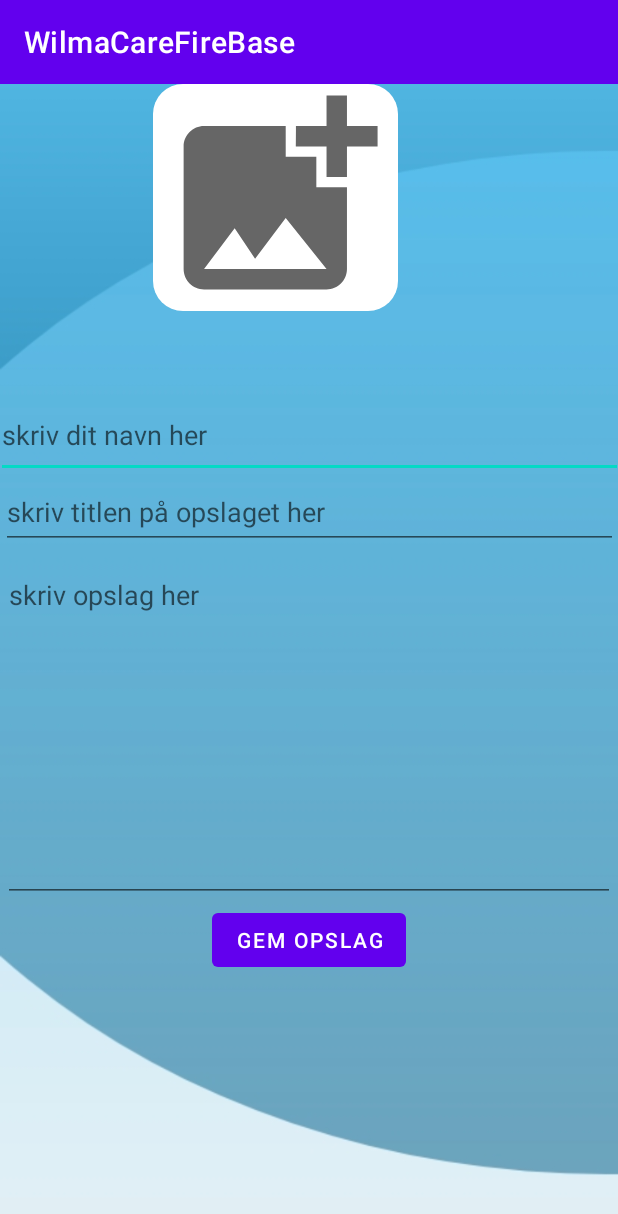
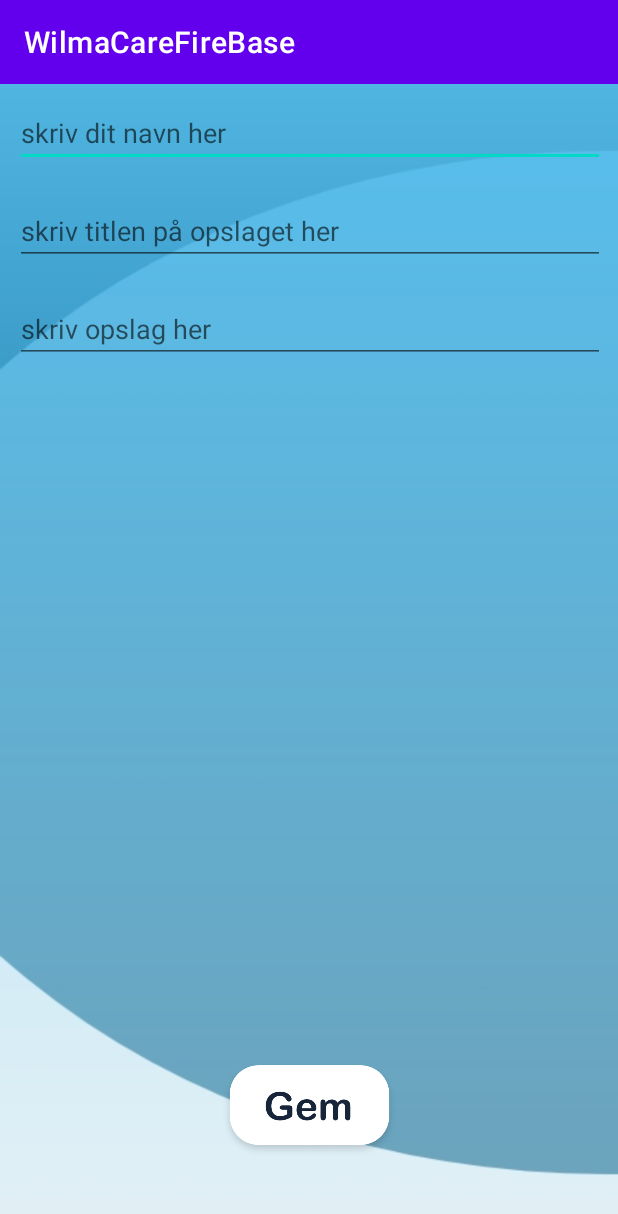
Before and after one commit to AnneLindberg/WilmaCareFireBase, an Android app: the AddPostFragment screen opened directly, with no data from a screen before it, on a phone screen of 412 x 824 dp. Shown: the top 1214 px of the screen. Run offline under Robolectric (Android 15) with nearby library versions, the phone set to English and light mode, and no system bars; our stand-ins replace Firebase (no records; nobody signed in at launch, a user with empty details on screens opened directly); Roboto replaces fonts that are not available here.

Commit message:
minor UI changes

```diff
--- a/app/build.gradle
+++ b/app/build.gradle
@@ -53,6 +53,11 @@ dependencies {
     implementation 'com.github.bumptech.glide:glide:4.12.0'
     annotationProcessor 'com.github.bumptech.glide:compiler:4.12.0'
 
+    //picasso
+    implementation 'com.squareup.picasso:picasso:2.71828'
+
+    implementation 'de.hdodenhof:circleimageview:3.1.0'
+
     //firebase
     implementation 'com.google.firebase:firebase-firestore:23.0.0'
     implementation 'com.google.firebase:firebase-database:20.0.0'
--- a/app/src/main/java/com/example/wilmacarefirebase/ui/calender/AddCalenderPost.java
+++ b/app/src/main/java/com/example/wilmacarefirebase/ui/calender/AddCalenderPost.java
@@ -5,6 +5,8 @@ import android.os.Bundle;
 import android.util.Log;
 import android.widget.Button;
 import android.widget.EditText;
+import android.widget.ImageView;
+
 import androidx.appcompat.app.AppCompatActivity;
 import com.example.wilmacarefirebase.R;
 import com.example.wilmacarefirebase.ui.MainActivity;
@@ -21,7 +23,7 @@ public class AddCalenderPost extends AppCompatActivity {
     private CollectionReference collectionReference;
     private AddCalenderPost viewModel;
     private EditText editTextDescription, editTextTitle, editTextdate;
-    private Button buttonAddCalenderPost;
+    private ImageView buttonAddCalenderPost;
     private FirebaseAuth firebaseAuth;
     private FirebaseFirestore firebaseFirestore;
     private String userID;
--- a/app/src/main/java/com/example/wilmacarefirebase/ui/dashboard/AddPostFragment.java
+++ b/app/src/main/java/com/example/wilmacarefirebase/ui/dashboard/AddPostFragment.java
@@ -25,7 +25,7 @@ public class AddPostFragment extends AppCompatActivity {
     private CollectionReference collectionReference;
     private EditText editTextDescription, editTextUserName, editTextTitle;
     private ImageView photoView;
-    private Button buttonAddPost;
+    private ImageView buttonAddPost;
     private String imageId;
     private DashboardPost newPost;
     FirebaseAuth firebaseAuth;
@@ -46,7 +46,7 @@ public class AddPostFragment extends AppCompatActivity {
         editTextTitle = findViewById(R.id.edtTitle);
         editTextUserName = findViewById(R.id.edtwriteusername);
         buttonAddPost = findViewById(R.id.btnSavePost);
-        photoView = findViewById(R.id.addphoto);
+       // photoView = findViewById(R.id.addphoto);
 
         //fandt eksempel til at oploade billeder online, men har senere glemt hvilken tutorial
         imageId = UUID.randomUUID().toString() + ".jpg";
--- a/app/src/main/res/layout/fragment_add_post.xml
+++ b/app/src/main/res/layout/fragment_add_post.xml
@@ -7,36 +7,45 @@
     android:background="@drawable/backgroundlight"
     tools:context=".ui.dashboard.AddPostFragment">
 
-    <Button
-        android:id="@+id/btnSavePost"
-        android:layout_width="wrap_content"
-        android:layout_height="wrap_content"
-        android:layout_marginBottom="173dp"
-        android:text="Gem opslag"
-        app:layout_constraintBottom_toBottomOf="parent"
-        app:layout_constraintEnd_toEndOf="parent"
-        app:layout_constraintStart_toStartOf="parent"
-        app:layout_constraintTop_toBottomOf="@+id/edtinputpost" />
+    <LinearLayout
+        android:layout_width="413dp"
 
+        android:layout_height="476dp"
+        android:orientation="vertical"
+        app:layout_constraintTop_toTopOf="parent"
+        tools:layout_editor_absoluteX="-2dp">
 
         <EditText
             android:id="@+id/edtwriteusername"
-        android:layout_width="418dp"
-        android:layout_height="51dp"
+            android:layout_width="match_parent"
+            android:layout_height="wrap_content"
+            android:layout_margin="10dp"
+            android:layout_marginStart="9dp"
+            android:layout_marginLeft="9dp"
+            android:layout_marginTop="74dp"
+            android:layout_marginEnd="9dp"
+            android:layout_marginRight="9dp"
+            android:layout_marginBottom="34dp"
             android:ems="10"
             android:gravity="start|top"
             android:hint="skriv dit navn her"
             android:inputType="textMultiLine"
             app:layout_constraintBottom_toTopOf="@+id/edtTitle"
             app:layout_constraintEnd_toEndOf="parent"
+            app:layout_constraintHorizontal_bias="1.0"
             app:layout_constraintStart_toStartOf="parent"
-        app:layout_constraintTop_toBottomOf="@+id/cardView" />
+            app:layout_constraintTop_toTopOf="parent" />
 
         <EditText
             android:id="@+id/edtTitle"
-        android:layout_width="411dp"
-        android:layout_height="47dp"
-        android:layout_marginBottom="8dp"
+            android:layout_width="match_parent"
+            android:layout_height="wrap_content"
+            android:layout_margin="10dp"
+            android:layout_marginStart="9dp"
+            android:layout_marginLeft="9dp"
+            android:layout_marginEnd="9dp"
+            android:layout_marginRight="9dp"
+            android:layout_marginBottom="47dp"
             android:ems="10"
             android:gravity="start|top"
             android:hint="skriv titlen på opslaget her"
@@ -48,41 +57,35 @@
 
         <EditText
             android:id="@+id/edtinputpost"
-        android:layout_width="0dp"
-        android:layout_height="0dp"
-        android:layout_marginStart="2dp"
-        android:layout_marginLeft="2dp"
-        android:layout_marginEnd="2dp"
-        android:layout_marginRight="2dp"
-        android:layout_marginBottom="1dp"
+            android:layout_width="match_parent"
+            android:layout_height="wrap_content"
+            android:layout_margin="10dp"
+            android:layout_marginStart="9dp"
+            android:layout_marginLeft="9dp"
+            android:layout_marginEnd="9dp"
+            android:layout_marginRight="9dp"
+            android:layout_marginBottom="182dp"
             android:ems="10"
             android:gravity="start|top"
             android:hint="skriv opslag her"
             android:inputType="textMultiLine"
             app:layout_constraintBottom_toTopOf="@+id/btnSavePost"
             app:layout_constraintEnd_toEndOf="parent"
+            app:layout_constraintHorizontal_bias="1.0"
             app:layout_constraintStart_toStartOf="parent"
             app:layout_constraintTop_toBottomOf="@+id/edtTitle" />
 
-    <androidx.cardview.widget.CardView
-        android:id="@+id/cardView"
-        android:layout_width="wrap_content"
-        android:layout_height="wrap_content"
-        android:layout_marginStart="102dp"
-        android:layout_marginLeft="102dp"
-        android:layout_marginBottom="60dp"
-        android:elevation="0dp"
-        app:cardCornerRadius="20dp"
-        app:layout_constraintBottom_toTopOf="@+id/edtwriteusername"
+    </LinearLayout>
+    <ImageView
+        android:id="@+id/btnSavePost"
+        android:layout_width="122dp"
+        android:layout_height="73dp"
+        android:layout_marginBottom="48dp"
+        android:src="@drawable/btn_gem"
+        app:layout_constraintBottom_toBottomOf="parent"
+        app:layout_constraintEnd_toEndOf="parent"
         app:layout_constraintStart_toStartOf="parent"
-        app:layout_constraintTop_toTopOf="parent">
+        app:layout_constraintTop_toBottomOf="@+id/edtinputpost" />
 
-        <ImageView
-            android:id="@+id/addphoto"
-            android:layout_width="163dp"
-            android:layout_height="151dp"
-            android:scaleType="centerCrop"
-            android:src="@drawable/add_photo" />
-    </androidx.cardview.widget.CardView>
 
 </androidx.constraintlayout.widget.ConstraintLayout>
--- a/app/src/main/res/layout/fragment_calender.xml
+++ b/app/src/main/res/layout/fragment_calender.xml
@@ -6,7 +6,6 @@
     android:layout_height="match_parent"
     android:background="@drawable/backgroundlight"
     tools:context=".ui.calender.CalenderFragment">
-
 
     <com.google.android.material.button.MaterialButton
         android:id="@+id/btnNewCalenderPost"
```
Also changed, not shown: app/src/main/java/com/example/wilmacarefirebase/login/EditProfile.java (+43 -9 lines), app/src/main/java/com/example/wilmacarefirebase/ui/home/HomeFragment.java (+37 -19 lines), app/src/main/res/layout/add_calender_post.xml (+8 -7 lines), app/src/main/res/layout/fragment_about_resident.xml (+32 -32 lines), app/src/main/res/layout/fragment_home.xml (+36 -50 lines), app/src/main/res/layout/fragment_resident.xml (+17 -27 lines), app/src/main/res/layout/user_display_post.xml (+8 -14 lines), app/src/main/res/drawable/btn_gem.png (added), app/src/main/res/drawable/btn_ny_aftale.png (added), app/src/main/res/drawable/btn_nyt_opslag.png (added), app/src/main/res/drawable/contact_box.png (added), app/src/main/res/drawable/contact_person_info.png (added). Lines whose indentation alone changed are shown as unchanged.
